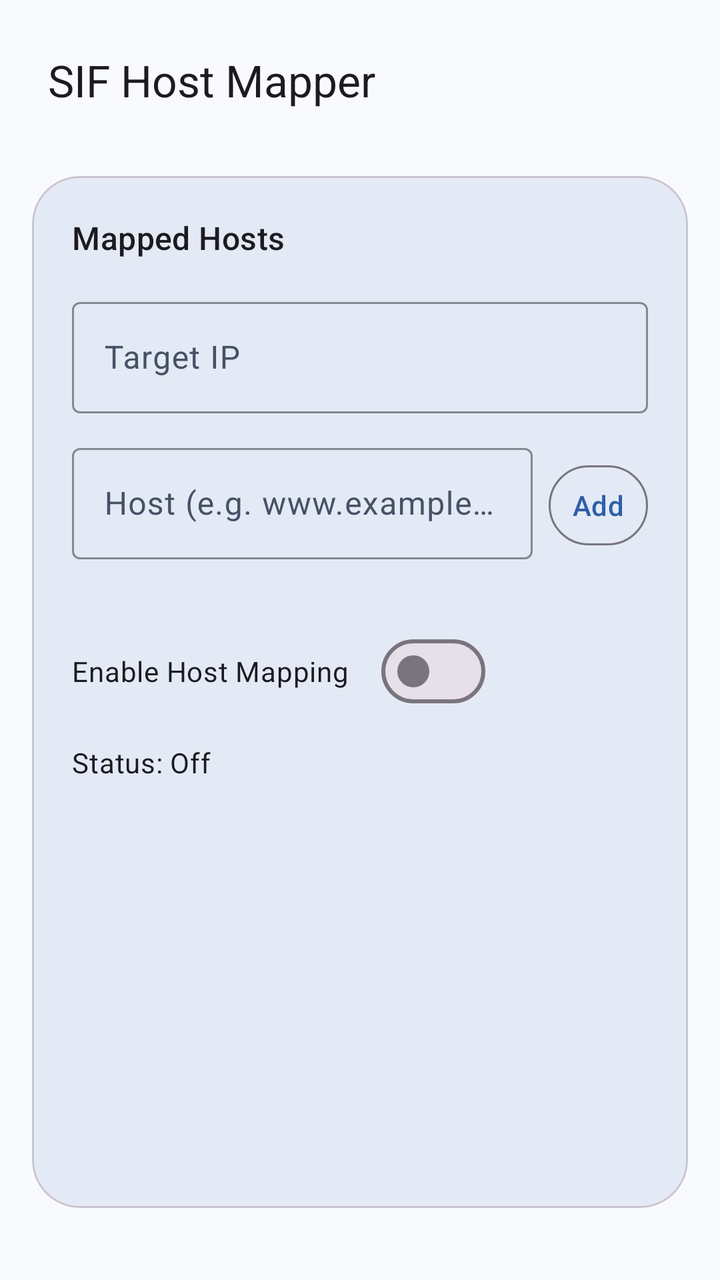
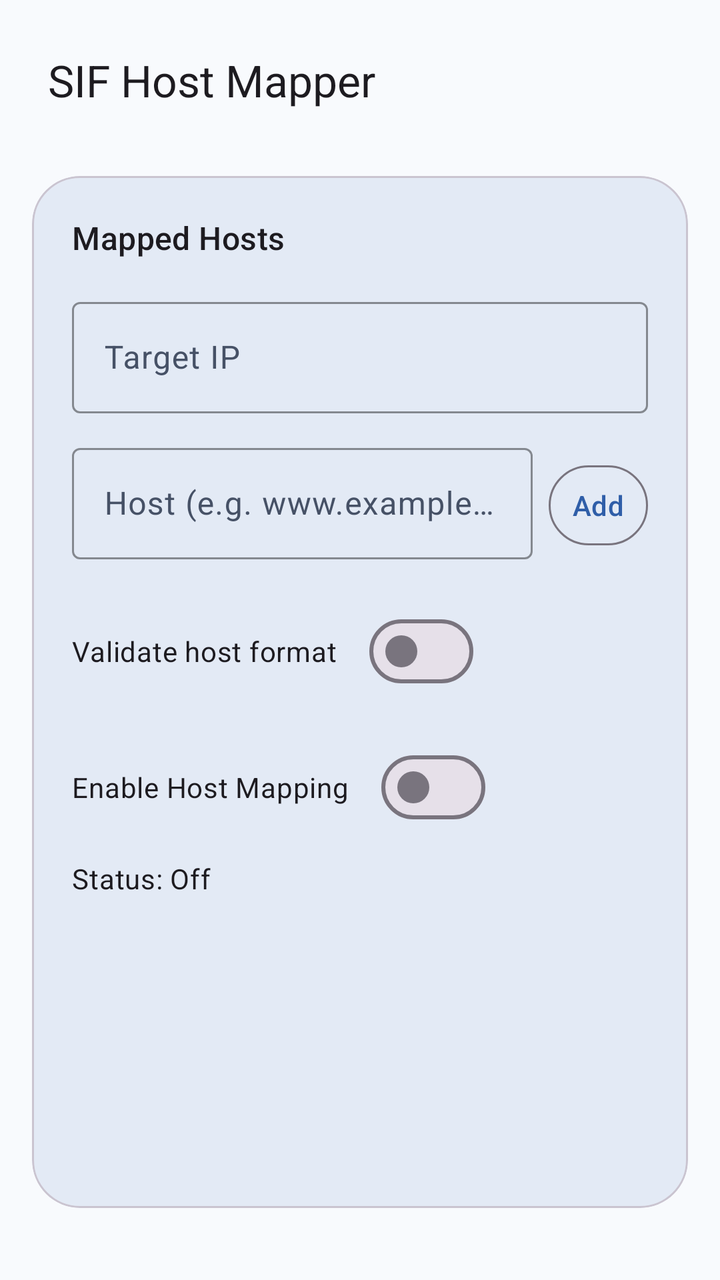

An Android layout rendered at two revisions. The XML below is the earlier revision; the diff shows what the commit changed to produce the second picture.
<!-- AndroidManifest.xml: application theme Theme.HostVpn -->
<!-- res/layout/activity_main.xml -->
<?xml version="1.0" encoding="utf-8"?>
<androidx.constraintlayout.widget.ConstraintLayout xmlns:android="http://schemas.android.com/apk/res/android"
    xmlns:app="http://schemas.android.com/apk/res-auto"
    android:id="@+id/rootContainer"
    android:layout_width="match_parent"
    android:layout_height="match_parent"
    android:background="?attr/colorSurface"
    android:fitsSystemWindows="true"
    android:paddingBottom="20dp">

    <com.google.android.material.appbar.MaterialToolbar
        android:id="@+id/topBar"
        android:layout_width="0dp"
        android:layout_height="wrap_content"
        android:layout_marginStart="8dp"
        android:layout_marginTop="8dp"
        android:layout_marginEnd="8dp"
        app:title="@string/app_name"
        app:layout_constraintEnd_toEndOf="parent"
        app:layout_constraintStart_toStartOf="parent"
        app:layout_constraintTop_toTopOf="parent" />

    <com.google.android.material.card.MaterialCardView
        android:id="@+id/contentCard"
        android:layout_width="0dp"
        android:layout_height="0dp"
        android:layout_marginStart="16dp"
        android:layout_marginTop="16dp"
        android:layout_marginEnd="16dp"
        android:layout_marginBottom="16dp"
        app:cardCornerRadius="24dp"
        app:cardBackgroundColor="?attr/colorSurfaceVariant"
        app:cardUseCompatPadding="false"
        app:layout_constraintBottom_toBottomOf="parent"
        app:layout_constraintEnd_toEndOf="parent"
        app:layout_constraintStart_toStartOf="parent"
        app:layout_constraintTop_toBottomOf="@id/topBar">

        <androidx.core.widget.NestedScrollView
            android:layout_width="match_parent"
            android:layout_height="match_parent"
            android:fillViewport="true">

            <LinearLayout
                android:layout_width="match_parent"
                android:layout_height="wrap_content"
                android:orientation="vertical"
                android:padding="20dp">

                <TextView
                    android:id="@+id/titleText"
                    android:layout_width="match_parent"
                    android:layout_height="wrap_content"
                    android:text="@string/host_list_title"
                    android:textAppearance="?attr/textAppearanceTitleMedium" />

                <com.google.android.material.textfield.TextInputLayout
                    android:id="@+id/ipInputLayout"
                    style="@style/Widget.Material3.TextInputLayout.OutlinedBox"
                    android:layout_width="match_parent"
                    android:layout_height="wrap_content"
                    android:layout_marginTop="16dp"
                    android:hint="@string/ip_hint"
                    app:boxStrokeColor="?attr/colorPrimary">

                    <com.google.android.material.textfield.TextInputEditText
                        android:id="@+id/ipInput"
                        android:layout_width="match_parent"
                        android:layout_height="wrap_content"
                        android:imeOptions="actionNext"
                        android:inputType="text"
                        android:maxLines="1" />
                </com.google.android.material.textfield.TextInputLayout>

                <LinearLayout
                    android:layout_width="match_parent"
                    android:layout_height="wrap_content"
                    android:layout_marginTop="12dp"
                    android:gravity="bottom"
                    android:orientation="horizontal">

                    <com.google.android.material.textfield.TextInputLayout
                        android:id="@+id/hostInputLayout"
                        style="@style/Widget.Material3.TextInputLayout.OutlinedBox"
                        android:layout_width="0dp"
                        android:layout_height="wrap_content"
                        android:layout_weight="1"
                        android:hint="@string/host_input_hint"
                        app:boxStrokeColor="?attr/colorPrimary">

                        <com.google.android.material.textfield.TextInputEditText
                            android:id="@+id/hostInput"
                            android:layout_width="match_parent"
                            android:layout_height="wrap_content"
                            android:imeOptions="actionDone"
                            android:inputType="textUri"
                            android:maxLines="1" />
                    </com.google.android.material.textfield.TextInputLayout>

                    <com.google.android.material.button.MaterialButton
                        android:id="@+id/addHostButton"
                        style="@style/Widget.Material3.Button.OutlinedButton"
                        android:layout_width="wrap_content"
                        android:layout_height="wrap_content"
                        android:layout_marginStart="8dp"
                        android:minWidth="0dp"
                        android:paddingStart="12dp"
                        android:paddingEnd="12dp"
                        android:text="@string/add_host_button" />
                </LinearLayout>

                <com.google.android.material.chip.ChipGroup
                    android:id="@+id/hostChipGroup"
                    android:layout_width="match_parent"
                    android:layout_height="wrap_content"
                    android:layout_marginTop="12dp"
                    app:chipSpacingHorizontal="8dp"
                    app:chipSpacingVertical="8dp"
                    app:singleLine="false" />

                <com.google.android.material.materialswitch.MaterialSwitch
                    android:id="@+id/vpnSwitch"
                    android:layout_width="wrap_content"
                    android:layout_height="wrap_content"
                    android:layout_marginTop="20dp"
                    android:text="@string/host_switch_label" />

                <TextView
                    android:id="@+id/statusText"
                    android:layout_width="match_parent"
                    android:layout_height="wrap_content"
                    android:layout_marginTop="12dp"
                    android:text="@string/status_off"
                    android:textAppearance="?attr/textAppearanceBodyMedium" />
            </LinearLayout>
        </androidx.core.widget.NestedScrollView>
    </com.google.android.material.card.MaterialCardView>

</androidx.constraintlayout.widget.ConstraintLayout>
<!-- resources referenced by this layout -->
<resources>
  <string name="add_host_button">Add</string>
  <string name="app_name">SIF Host Mapper</string>
  <string name="host_input_hint">Host (e.g. www.example.com)</string>
  <string name="host_list_title">Mapped Hosts</string>
  <string name="host_switch_label">Enable Host Mapping</string>
  <string name="ip_hint">Target IP</string>
  <string name="status_off">Status: Off</string>
  <style name="Theme.HostVpn" parent="Theme.Material3.DayNight.NoActionBar">
          <item name="colorPrimary">#2F5EA8</item>
          <item name="colorOnPrimary">#FFFFFF</item>
          <item name="colorSecondary">#4A6FA9</item>
          <item name="colorOnSecondary">#FFFFFF</item>
          <item name="colorSurface">#F8FAFD</item>
          <item name="colorSurfaceVariant">#E3EAF5</item>
          <item name="colorOnSurface">#161C26</item>
          <item name="colorOnSurfaceVariant">#465166</item>
          <item name="android:statusBarColor">?attr/colorSurface</item>
          <item name="android:windowLightStatusBar">true</item>
          <item name="android:windowFullscreen">false</item>
          <item name="android:windowDrawsSystemBarBackgrounds">true</item>
      </style>
</resources>

<!-- the commit's change to res/layout/activity_main.xml (unified diff, before → after) -->
@@ -119,6 +119,13 @@
                     app:singleLine="false" />
 
                 <com.google.android.material.materialswitch.MaterialSwitch
+                    android:id="@+id/validateHostSwitch"
+                    android:layout_width="wrap_content"
+                    android:layout_height="wrap_content"
+                    android:layout_marginTop="10dp"
+                    android:text="@string/validate_host_switch_label" />
+
+                <com.google.android.material.materialswitch.MaterialSwitch
                     android:id="@+id/vpnSwitch"
                     android:layout_width="wrap_content"
                     android:layout_height="wrap_content"
<!-- resource entries referenced after the edit -->
@@ -7,6 +7,7 @@
   <string name="host_switch_label">Enable Host Mapping</string>
   <string name="ip_hint">Target IP</string>
   <string name="status_off">Status: Off</string>
+  <string name="validate_host_switch_label">Validate host format</string>
   <style name="Theme.HostVpn" parent="Theme.Material3.DayNight.NoActionBar">
           <item name="colorPrimary">#2F5EA8</item>
           <item name="colorOnPrimary">#FFFFFF</item>
